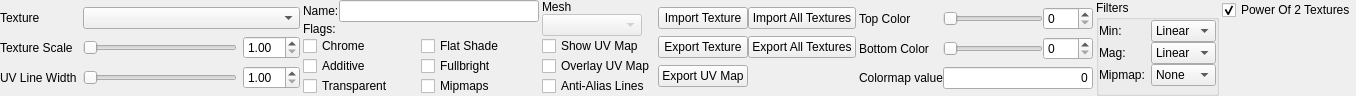
This is src/tools/hlam/ui/assets/studiomodel/dockpanels/StudioModelTexturesPanel.ui in SamVanheer/HalfLifeAssetManager as Qt 5 draws it before an edit. The edited form follows.
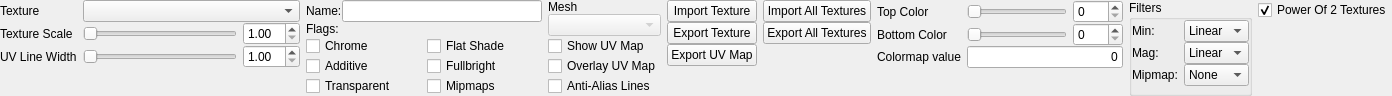
This is the edited form.

Commit message: Streamline UI widgets using SetFixedSize constraint Resolves #165

```diff
--- a/src/tools/hlam/ui/assets/studiomodel/dockpanels/StudioModelTexturesPanel.ui
+++ b/src/tools/hlam/ui/assets/studiomodel/dockpanels/StudioModelTexturesPanel.ui
@@ -6,14 +6,17 @@
    <rect>
     <x>0</x>
     <y>0</y>
-    <width>1333</width>
+    <width>1334</width>
     <height>88</height>
    </rect>
   </property>
   <property name="windowTitle">
    <string>Form</string>
   </property>
-  <layout class="QGridLayout" name="gridLayout_2">
+  <layout class="QHBoxLayout" name="horizontalLayout_2">
+   <property name="sizeConstraint">
+    <enum>QLayout::SetFixedSize</enum>
+   </property>
    <property name="leftMargin">
     <number>0</number>
    </property>
@@ -26,26 +29,169 @@
    <property name="bottomMargin">
     <number>0</number>
    </property>
-   <property name="horizontalSpacing">
-    <number>3</number>
-   </property>
-   <property name="verticalSpacing">
-    <number>0</number>
-   </property>
-   <item row="1" column="0">
-    <spacer name="verticalSpacer">
-     <property name="orientation">
-      <enum>Qt::Vertical</enum>
+   <item>
+    <widget class="QWidget" name="TexturesWidget" native="true">
+     <property name="sizePolicy">
+      <sizepolicy hsizetype="Fixed" vsizetype="Preferred">
+       <horstretch>0</horstretch>
+       <verstretch>0</verstretch>
+      </sizepolicy>
      </property>
-     <property name="sizeHint" stdset="0">
+     <property name="minimumSize">
       <size>
-       <width>20</width>
+       <width>300</width>
        <height>0</height>
       </size>
      </property>
-    </spacer>
+     <property name="maximumSize">
+      <size>
+       <width>200</width>
+       <height>16777215</height>
+      </size>
+     </property>
+     <layout class="QGridLayout" name="gridLayout" columnminimumwidth="0,0,0,0">
+      <property name="sizeConstraint">
+       <enum>QLayout::SetDefaultConstraint</enum>
+      </property>
+      <property name="leftMargin">
+       <number>0</number>
+      </property>
+      <property name="topMargin">
+       <number>0</number>
+      </property>
+      <property name="rightMargin">
+       <number>0</number>
+      </property>
+      <property name="bottomMargin">
+       <number>0</number>
+      </property>
+      <property name="verticalSpacing">
+       <number>0</number>
+      </property>
+      <item row="3" column="1">
+       <widget class="QLabel" name="label">
+        <property name="text">
+         <string>Texture Scale</string>
+        </property>
+       </widget>
+      </item>
+      <item row="0" column="2" colspan="2">
+       <widget class="QComboBox" name="Textures">
+        <property name="sizePolicy">
+         <sizepolicy hsizetype="Preferred" vsizetype="Fixed">
+          <horstretch>0</horstretch>
+          <verstretch>0</verstretch>
+         </sizepolicy>
+        </property>
+        <property name="minimumSize">
+         <size>
+          <width>0</width>
+          <height>0</height>
+         </size>
+        </property>
+        <property name="maximumSize">
+         <size>
+          <width>16777215</width>
+          <height>16777215</height>
+         </size>
+        </property>
+       </widget>
+      </item>
+      <item row="4" column="2">
+       <widget class="QSlider" name="UVLineWidthSlider">
+        <property name="minimum">
+         <number>1</number>
+        </property>
+        <property name="maximum">
+         <number>20</number>
+        </property>
+        <property name="orientation">
+         <enum>Qt::Horizontal</enum>
+        </property>
+       </widget>
+      </item>
+      <item row="4" column="3">
+       <widget class="QDoubleSpinBox" name="UVLineWidthSpinner">
+        <property name="minimum">
+         <double>1.000000000000000</double>
+        </property>
+        <property name="maximum">
+         <double>10.000000000000000</double>
+        </property>
+       </widget>
+      </item>
+      <item row="0" column="1">
+       <widget class="QLabel" name="label_6">
+        <property name="text">
+         <string>Texture</string>
+        </property>
+       </widget>
+      </item>
+      <item row="4" column="1">
+       <widget class="QLabel" name="label_2">
+        <property name="text">
+         <string>UV Line Width</string>
+        </property>
+       </widget>
+      </item>
+      <item row="3" column="3">
+       <widget class="QDoubleSpinBox" name="ScaleTextureViewSpinner">
+        <property name="minimum">
+         <double>1.000000000000000</double>
+        </property>
+        <property name="maximum">
+         <double>20.000000000000000</double>
+        </property>
+       </widget>
+      </item>
+      <item row="3" column="2">
+       <widget class="QSlider" name="ScaleTextureViewSlider">
+        <property name="sizePolicy">
+         <sizepolicy hsizetype="Preferred" vsizetype="Fixed">
+          <horstretch>0</horstretch>
+          <verstretch>0</verstretch>
+         </sizepolicy>
+        </property>
+        <property name="minimumSize">
+         <size>
+          <width>0</width>
+          <height>0</height>
+         </size>
+        </property>
+        <property name="maximumSize">
+         <size>
+          <width>16777215</width>
+          <height>16777215</height>
+         </size>
+        </property>
+        <property name="minimum">
+         <number>1</number>
+        </property>
+        <property name="maximum">
+         <number>20</number>
+        </property>
+        <property name="orientation">
+         <enum>Qt::Horizontal</enum>
+        </property>
+       </widget>
+      </item>
+      <item row="5" column="1" colspan="3">
+       <spacer name="verticalSpacer">
+        <property name="orientation">
+         <enum>Qt::Vertical</enum>
+        </property>
+        <property name="sizeHint" stdset="0">
+         <size>
+          <width>20</width>
+          <height>0</height>
+         </size>
+        </property>
+       </spacer>
+      </item>
+     </layout>
+    </widget>
    </item>
-   <item row="0" column="1">
+   <item>
     <layout class="QGridLayout" name="gridLayout_3">
      <property name="verticalSpacing">
       <number>0</number>
@@ -64,19 +210,6 @@
        </property>
       </widget>
      </item>
-     <item row="7" column="0">
-      <spacer name="verticalSpacer_2">
-       <property name="orientation">
-        <enum>Qt::Vertical</enum>
-       </property>
-       <property name="sizeHint" stdset="0">
-        <size>
-         <width>20</width>
-         <height>0</height>
-        </size>
-       </property>
-      </spacer>
-     </item>
      <item row="2" column="0">
       <widget class="QCheckBox" name="Chrome">
        <property name="text">
@@ -148,9 +281,22 @@
        </property>
       </widget>
      </item>
+     <item row="7" column="0" colspan="2">
+      <spacer name="verticalSpacer_2">
+       <property name="orientation">
+        <enum>Qt::Vertical</enum>
+       </property>
+       <property name="sizeHint" stdset="0">
+        <size>
+         <width>20</width>
+         <height>0</height>
+        </size>
+       </property>
+      </spacer>
+     </item>
     </layout>
    </item>
-   <item row="0" column="3">
+   <item>
     <layout class="QVBoxLayout" name="verticalLayout">
      <property name="spacing">
       <number>0</number>
@@ -171,7 +317,7 @@
         <bool>false</bool>
        </property>
        <property name="sizePolicy">
-        <sizepolicy hsizetype="Fixed" vsizetype="Fixed">
+        <sizepolicy hsizetype="Preferred" vsizetype="Fixed">
          <horstretch>0</horstretch>
          <verstretch>0</verstretch>
         </sizepolicy>
@@ -184,7 +330,7 @@
        </property>
        <property name="maximumSize">
         <size>
-         <width>100</width>
+         <width>16777215</width>
          <height>16777215</height>
         </size>
        </property>
@@ -226,205 +372,76 @@
      </item>
     </layout>
    </item>
-   <item row="0" column="8">
-    <spacer name="horizontalSpacer">
-     <property name="orientation">
-      <enum>Qt::Horizontal</enum>
+   <item>
+    <layout class="QGridLayout" name="gridLayout_4">
+     <property name="verticalSpacing">
+      <number>0</number>
      </property>
-     <property name="sizeHint" stdset="0">
-      <size>
-       <width>0</width>
-       <height>20</height>
-      </size>
-     </property>
-    </spacer>
+     <item row="2" column="1">
+      <widget class="QPushButton" name="ExportUVMap">
+       <property name="text">
+        <string>Export UV Map</string>
+       </property>
+      </widget>
+     </item>
+     <item row="1" column="1">
+      <widget class="QPushButton" name="ExportTexture">
+       <property name="text">
+        <string>Export Texture</string>
+       </property>
+      </widget>
+     </item>
+     <item row="0" column="1">
+      <widget class="QPushButton" name="ImportTexture">
+       <property name="text">
+        <string>Import Texture</string>
+       </property>
+      </widget>
+     </item>
+     <item row="1" column="2">
+      <widget class="QPushButton" name="ExportAllTextures">
+       <property name="text">
+        <string>Export All Textures</string>
+       </property>
+      </widget>
+     </item>
+     <item row="0" column="2">
+      <widget class="QPushButton" name="ImportAllTextures">
+       <property name="text">
+        <string>Import All Textures</string>
+       </property>
+      </widget>
+     </item>
+     <item row="3" column="1" colspan="2">
+      <spacer name="verticalSpacer_6">
+       <property name="orientation">
+        <enum>Qt::Vertical</enum>
+       </property>
+       <property name="sizeHint" stdset="0">
+        <size>
+         <width>20</width>
+         <height>0</height>
+        </size>
+       </property>
+      </spacer>
+     </item>
+    </layout>
    </item>
-   <item row="0" column="0">
-    <widget class="QWidget" name="TexturesWidget" native="true">
-     <property name="sizePolicy">
-      <sizepolicy hsizetype="Fixed" vsizetype="Preferred">
-       <horstretch>0</horstretch>
-       <verstretch>0</verstretch>
-      </sizepolicy>
-     </property>
-     <property name="minimumSize">
-      <size>
-       <width>300</width>
-       <height>0</height>
-      </size>
-     </property>
-     <property name="maximumSize">
-      <size>
-       <width>200</width>
-       <height>16777215</height>
-      </size>
-     </property>
-     <layout class="QGridLayout" name="gridLayout" columnminimumwidth="0,0,0,0">
-      <property name="sizeConstraint">
-       <enum>QLayout::SetDefaultConstraint</enum>
-      </property>
-      <property name="leftMargin">
-       <number>0</number>
-      </property>
-      <property name="topMargin">
-       <number>0</number>
-      </property>
-      <property name="rightMargin">
-       <number>0</number>
-      </property>
-      <property name="bottomMargin">
-       <number>0</number>
-      </property>
-      <property name="verticalSpacing">
-       <number>0</number>
-      </property>
-      <item row="3" column="2">
-       <widget class="QSlider" name="ScaleTextureViewSlider">
-        <property name="sizePolicy">
-         <sizepolicy hsizetype="Preferred" vsizetype="Fixed">
-          <horstretch>0</horstretch>
-          <verstretch>0</verstretch>
-         </sizepolicy>
-        </property>
-        <property name="minimumSize">
-         <size>
-          <width>0</width>
-          <height>0</height>
-         </size>
-        </property>
-        <property name="maximumSize">
-         <size>
-          <width>16777215</width>
-          <height>16777215</height>
-         </size>
-        </property>
-        <property name="minimum">
-         <number>1</number>
-        </property>
-        <property name="maximum">
-         <number>20</number>
-        </property>
-        <property name="orientation">
-         <enum>Qt::Horizontal</enum>
-        </property>
-       </widget>
-      </item>
-      <item row="4" column="1">
-       <widget class="QLabel" name="label_2">
-        <property name="text">
-         <string>UV Line Width</string>
-        </property>
-       </widget>
-      </item>
-      <item row="3" column="1">
-       <widget class="QLabel" name="label">
-        <property name="text">
-         <string>Texture Scale</string>
-        </property>
-       </widget>
-      </item>
-      <item row="4" column="2">
-       <widget class="QSlider" name="UVLineWidthSlider">
-        <property name="minimum">
-         <number>1</number>
-        </property>
-        <property name="maximum">
-         <number>20</number>
-        </property>
-        <property name="orientation">
-         <enum>Qt::Horizontal</enum>
-        </property>
-       </widget>
-      </item>
-      <item row="4" column="3">
-       <widget class="QDoubleSpinBox" name="UVLineWidthSpinner">
-        <property name="minimum">
-         <double>1.000000000000000</double>
-        </property>
-        <property name="maximum">
-         <double>10.000000000000000</double>
-        </property>
-       </widget>
-      </item>
-      <item row="0" column="2" colspan="2">
-       <widget class="QComboBox" name="Textures">
-        <property name="sizePolicy">
-         <sizepolicy hsizetype="Preferred" vsizetype="Fixed">
-          <horstretch>0</horstretch>
-          <verstretch>0</verstretch>
-         </sizepolicy>
-        </property>
-        <property name="minimumSize">
-         <size>
-          <width>0</width>
-          <height>0</height>
-         </size>
-        </property>
-        <property name="maximumSize">
-         <size>
-          <width>16777215</width>
-          <height>16777215</height>
-         </size>
-        </property>
-       </widget>
-      </item>
-      <item row="0" column="1">
-       <widget class="QLabel" name="label_6">
-        <property name="text">
-         <string>Texture</string>
-        </property>
-       </widget>
-      </item>
-      <item row="3" column="3">
-       <widget class="QDoubleSpinBox" name="ScaleTextureViewSpinner">
-        <property name="minimum">
-         <double>1.000000000000000</double>
-        </property>
-        <property name="maximum">
-         <double>20.000000000000000</double>
-        </property>
-       </widget>
-      </item>
-     </layout>
-    </widget>
-   </item>
-   <item row="0" column="5">
+   <item>
     <layout class="QGridLayout" name="gridLayout_5">
      <property name="verticalSpacing">
       <number>0</number>
      </property>
-     <item row="1" column="0">
-      <widget class="QLabel" name="label_4">
+     <item row="2" column="1" colspan="2">
+      <widget class="QLineEdit" name="ColormapValue">
        <property name="text">
-        <string>Bottom Color</string>
+        <string>0</string>
        </property>
-      </widget>
-     </item>
-     <item row="1" column="1">
-      <widget class="QSlider" name="BottomColorSlider">
-       <property name="sizePolicy">
-        <sizepolicy hsizetype="Fixed" vsizetype="Fixed">
-         <horstretch>0</horstretch>
-         <verstretch>0</verstretch>
-        </sizepolicy>
+       <property name="alignment">
+        <set>Qt::AlignRight|Qt::AlignTrailing|Qt::AlignVCenter</set>
        </property>
-       <property name="minimumSize">
-        <size>
-         <width>100</width>
-         <height>0</height>
-        </size>
-       </property>
-       <property name="maximumSize">
-        <size>
-         <width>100</width>
-         <height>16777215</height>
-        </size>
-       </property>
-       <property name="maximum">
-        <number>255</number>
-       </property>
-       <property name="orientation">
-        <enum>Qt::Horizontal</enum>
+       <property name="readOnly">
+        <bool>true</bool>
        </property>
       </widget>
      </item>
@@ -435,6 +452,34 @@
        </property>
       </widget>
      </item>
+     <item row="1" column="1">
+      <widget class="QSlider" name="BottomColorSlider">
+       <property name="sizePolicy">
+        <sizepolicy hsizetype="Fixed" vsizetype="Fixed">
+         <horstretch>0</horstretch>
+         <verstretch>0</verstretch>
+        </sizepolicy>
+       </property>
+       <property name="minimumSize">
+        <size>
+         <width>100</width>
+         <height>0</height>
+        </size>
+       </property>
+       <property name="maximumSize">
+        <size>
+         <width>100</width>
+         <height>16777215</height>
+        </size>
+       </property>
+       <property name="maximum">
+        <number>255</number>
+       </property>
+       <property name="orientation">
+        <enum>Qt::Horizontal</enum>
+       </property>
+      </widget>
+     </item>
      <item row="0" column="1">
       <widget class="QSlider" name="TopColorSlider">
        <property name="sizePolicy">
@@ -470,6 +515,13 @@
        </property>
       </widget>
      </item>
+     <item row="1" column="0">
+      <widget class="QLabel" name="label_4">
+       <property name="text">
+        <string>Bottom Color</string>
+       </property>
+      </widget>
+     </item>
      <item row="0" column="2">
       <widget class="QSpinBox" name="TopColorSpinner">
        <property name="sizePolicy">
@@ -520,41 +572,8 @@
        </property>
       </widget>
      </item>
-     <item row="2" column="1" colspan="2">
-      <widget class="QLineEdit" name="ColormapValue">
-       <property name="text">
-        <string>0</string>
-       </property>
-       <property name="alignment">
-        <set>Qt::AlignRight|Qt::AlignTrailing|Qt::AlignVCenter</set>
-       </property>
-       <property name="readOnly">
-        <bool>true</bool>
-       </property>
-      </widget>
-     </item>
-    </layout>
-   </item>
-   <item row="0" column="7">
-    <layout class="QGridLayout" name="gridLayout_6">
-     <property name="rightMargin">
-      <number>0</number>
-     </property>
-     <property name="verticalSpacing">
-      <number>0</number>
-     </property>
-     <item row="0" column="0">
-      <widget class="QCheckBox" name="PowerOf2Textures">
-       <property name="text">
-        <string>Power Of 2 Textures</string>
-       </property>
-       <property name="checked">
-        <bool>true</bool>
-       </property>
-      </widget>
-     </item>
-     <item row="1" column="0">
-      <spacer name="verticalSpacer_4">
+     <item row="3" column="0" colspan="3">
+      <spacer name="verticalSpacer_7">
        <property name="orientation">
         <enum>Qt::Vertical</enum>
        </property>
@@ -568,49 +587,7 @@
      </item>
     </layout>
    </item>
-   <item row="0" column="4">
-    <layout class="QGridLayout" name="gridLayout_4">
-     <property name="verticalSpacing">
-      <number>0</number>
-     </property>
-     <item row="1" column="1">
-      <widget class="QPushButton" name="ExportTexture">
-       <property name="text">
-        <string>Export Texture</string>
-       </property>
-      </widget>
-     </item>
-     <item row="0" column="1">
-      <widget class="QPushButton" name="ImportTexture">
-       <property name="text">
-        <string>Import Texture</string>
-       </property>
-      </widget>
-     </item>
-     <item row="2" column="1">
-      <widget class="QPushButton" name="ExportUVMap">
-       <property name="text">
-        <string>Export UV Map</string>
-       </property>
-      </widget>
-     </item>
-     <item row="0" column="2">
-      <widget class="QPushButton" name="ImportAllTextures">
-       <property name="text">
-        <string>Import All Textures</string>
-       </property>
-      </widget>
-     </item>
-     <item row="1" column="2">
-      <widget class="QPushButton" name="ExportAllTextures">
-       <property name="text">
-        <string>Export All Textures</string>
-       </property>
-      </widget>
-     </item>
-    </layout>
-   </item>
-   <item row="0" column="6">
+   <item>
     <widget class="QGroupBox" name="groupBox">
      <property name="title">
       <string>Filters</string>
@@ -657,19 +634,6 @@
         </property>
        </widget>
       </item>
-      <item row="3" column="0">
-       <spacer name="verticalSpacer_5">
-        <property name="orientation">
-         <enum>Qt::Vertical</enum>
-        </property>
-        <property name="sizeHint" stdset="0">
-         <size>
-          <width>20</width>
-          <height>0</height>
-         </size>
-        </property>
-       </spacer>
-      </item>
       <item row="1" column="0">
        <widget class="QLabel" name="label_11">
         <property name="sizePolicy">
@@ -736,9 +700,55 @@
         </item>
        </widget>
       </item>
+      <item row="3" column="0" colspan="2">
+       <spacer name="verticalSpacer_5">
+        <property name="orientation">
+         <enum>Qt::Vertical</enum>
+        </property>
+        <property name="sizeHint" stdset="0">
+         <size>
+          <width>20</width>
+          <height>0</height>
+         </size>
+        </property>
+       </spacer>
+      </item>
      </layout>
     </widget>
    </item>
+   <item>
+    <layout class="QGridLayout" name="gridLayout_6">
+     <property name="rightMargin">
+      <number>0</number>
+     </property>
+     <property name="verticalSpacing">
+      <number>0</number>
+     </property>
+     <item row="0" column="0">
+      <widget class="QCheckBox" name="PowerOf2Textures">
+       <property name="text">
+        <string>Power Of 2 Textures</string>
+       </property>
+       <property name="checked">
+        <bool>true</bool>
+       </property>
+      </widget>
+     </item>
+     <item row="1" column="0">
+      <spacer name="verticalSpacer_4">
+       <property name="orientation">
+        <enum>Qt::Vertical</enum>
+       </property>
+       <property name="sizeHint" stdset="0">
+        <size>
+         <width>20</width>
+         <height>0</height>
+        </size>
+       </property>
+      </spacer>
+     </item>
+    </layout>
+   </item>
   </layout>
  </widget>
  <resources/>
```
The commit also changes 13 other files.
